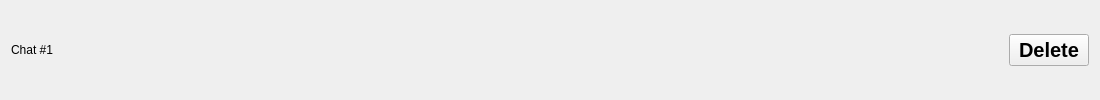
This is chatsitemwidget.ui in HSE-DSBA-233/this-is-fine-client as Qt 5 draws it before an edit. The edited form follows.
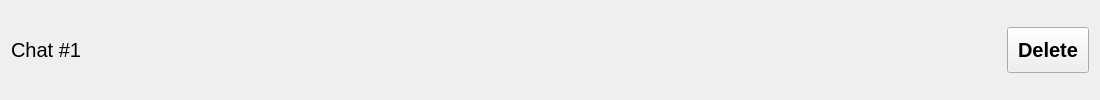
This is the edited form.

Commit message: UI modifications at new setup

Patch:
```diff
--- a/chatsitemwidget.ui
+++ b/chatsitemwidget.ui
@@ -13,9 +13,14 @@
   <property name="windowTitle">
    <string>Form</string>
   </property>
-  <layout class="QHBoxLayout" name="horizontalLayout">
+  <layout class="QHBoxLayout" name="horizontalLayout" stretch="1,0">
    <item>
     <widget class="QLabel" name="chatsTitleLabel">
+     <property name="font">
+      <font>
+       <pointsize>15</pointsize>
+      </font>
+     </property>
      <property name="text">
       <string>Chat #1</string>
      </property>
@@ -29,6 +34,9 @@
        <bold>true</bold>
       </font>
      </property>
+     <property name="styleSheet">
+      <string notr="true">padding: 10px;</string>
+     </property>
      <property name="text">
       <string>Delete</string>
      </property>
```
The commit also changes 3 other files.
